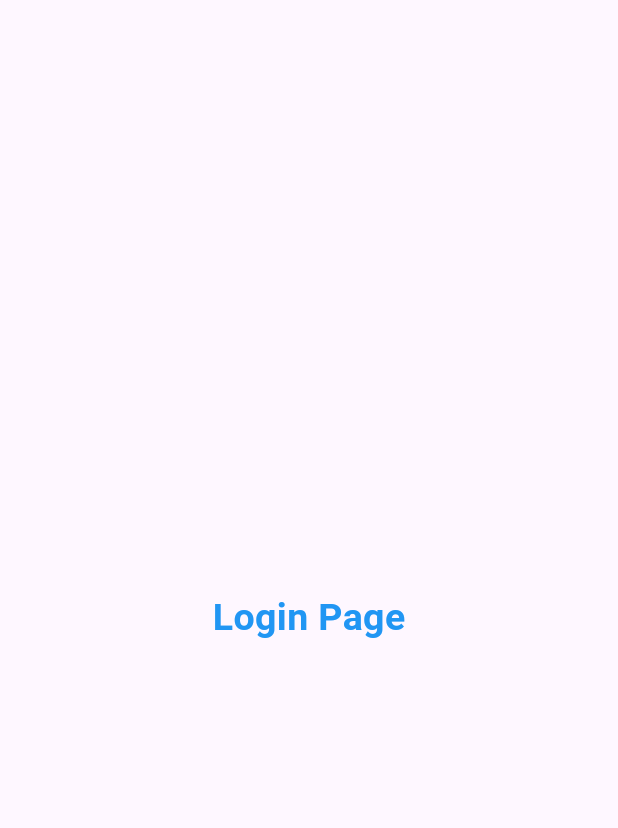
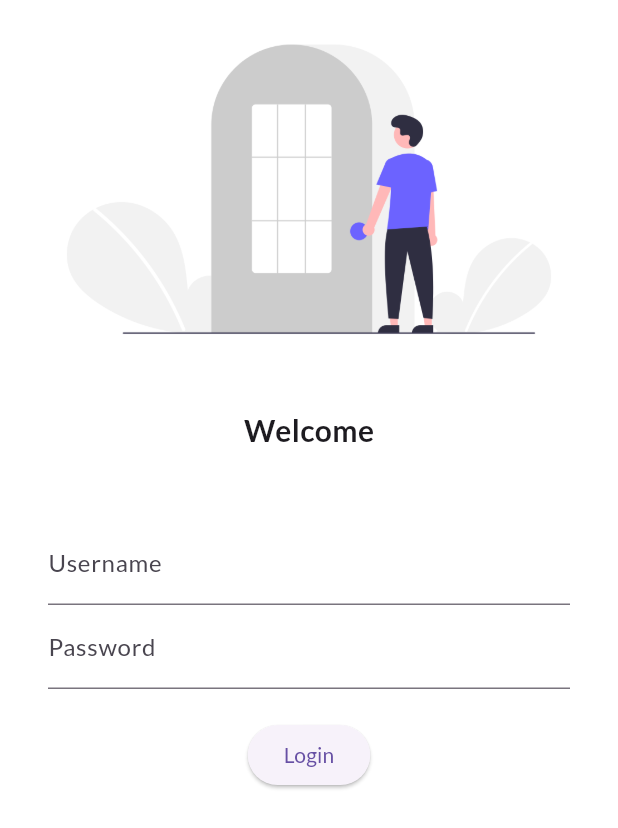
Before and after one commit to anshwastaken/10DaysFlutter, a Flutter app: the screen it shows after launch, on a phone screen of 412 x 824 dp. Shown: the top 828 px of the screen. Run offline on Flutter 3.47's test engine with Material 3 defaults, Android fonts, the phone set to English and light mode, and no system bars; our stand-ins replace google_fonts.

Commit message:
Day 3 done

```diff
--- a/lib/home_page.dart
+++ b/lib/home_page.dart
@@ -6,13 +6,13 @@ class HomePage extends StatelessWidget {
   @override
   Widget build(BuildContext context) {
     return Scaffold(
-      appBar: AppBar(title: Text("Catalog App"),),
+      appBar: AppBar(title: const Text("Catalog App"),),
         body: Center(
           child: Container(
-            child: Text("Welcome to Ansh Learning Flutter"),
+            child: const Text("Welcome to Ansh Learning Flutter"),
           ),
         ),
-        drawer: Drawer(),
+        drawer: const Drawer(),
       );
   }
 }
--- a/lib/login_page.dart
+++ b/lib/login_page.dart
@@ -1,4 +1,5 @@
 import 'package:flutter/material.dart';
+import 'package:flutter_learning/utils/routes.dart';
 
 class LoginPage extends StatelessWidget {
   const LoginPage({super.key});
@@ -6,14 +7,55 @@ class LoginPage extends StatelessWidget {
   @override
   Widget build(BuildContext context) {
     return Material(
-      child: Center(
-        child: Text("Login Page",style: TextStyle(
-          fontSize: 25,
-          fontWeight: FontWeight.bold,
-          color: Colors.blue
-        ),
-        ),
-      ),
-    );
+        color: Colors.white,
+        child: SingleChildScrollView(
+          child: Column(
+            children: [
+              Image.asset(
+                "assets/images/Loginn.png",
+                fit: BoxFit.cover,
+              ),
+              const SizedBox(
+                height: 20,
+              ),
+              const Text(
+                "Welcome",
+                style: TextStyle(fontWeight: FontWeight.bold, fontSize: 20),
+              ),
+              const SizedBox(
+                height: 30,
+              ),
+              Padding(
+                padding:
+                    const EdgeInsets.symmetric(vertical: 16.0, horizontal: 32.0),
+                child: Column(
+                  children: [
+                    TextFormField(
+                      decoration: const InputDecoration(
+                          hintText: "Enter Username", labelText: "Username"),
+                    ),
+                    TextFormField(
+                      obscureText: true,
+                      decoration: const InputDecoration(
+                        hintText: "Enter Password",
+                        labelText: "Password",
+                      ),
+                    ),
+                    SizedBox(
+                      height: 20,
+                    ),
+                    ElevatedButton(
+                      child: Text("Login"),
+                      style: TextButton.styleFrom(maximumSize: Size(135, 40)),
+                      onPressed: () {
+                        Navigator.pushNamed(context, Myroutes.homeRoute);
+                      },
+                    )
+                  ],
+                ),
+              )
+            ],
+          ),
+        ));
   }
 }
--- a/lib/main.dart
+++ b/lib/main.dart
@@ -1,6 +1,8 @@
 import 'package:flutter/material.dart';
 import 'package:flutter_learning/home_page.dart';
 import 'package:flutter_learning/login_page.dart';
+import 'package:flutter_learning/utils/routes.dart';
+import 'package:google_fonts/google_fonts.dart';
 
 void main() {
   runApp(const MyApp());
@@ -14,11 +16,14 @@ class MyApp extends StatelessWidget {
     return MaterialApp(
       debugShowCheckedModeBanner: false,
       themeMode: ThemeMode.light,
-      theme: ThemeData(primarySwatch: Colors.deepPurple),
+      theme: ThemeData(primarySwatch: Colors.deepPurple,
+      fontFamily: GoogleFonts.lato().fontFamily,),
       darkTheme: ThemeData(brightness: Brightness.dark),
+      initialRoute: "/",
       routes:{
-        "/" :(context) => LoginPage(),
-        "/login":(context) => HomePage()
+        "/" : (context) => LoginPage(),
+        Myroutes.loginRoute :(context) => LoginPage(),
+        Myroutes.homeRoute:(context) => HomePage()
       },
     );
   }
--- /dev/null
+++ b/lib/utils/routes.dart
@@ -0,0 +1,4 @@
+class Myroutes {
+  static String homeRoute = "/home";
+  static String loginRoute = "/login";
+}
--- a/pubspec.yaml
+++ b/pubspec.yaml
@@ -35,6 +35,7 @@ dependencies:
   # The following adds the Cupertino Icons font to your application.
   # Use with the CupertinoIcons class for iOS style icons.
   cupertino_icons: ^1.0.6
+  google_fonts: ^6.2.1
 
 dev_dependencies:
   flutter_test:
@@ -59,8 +60,8 @@ flutter:
   uses-material-design: true
 
   # To add assets to your application, add an assets section, like this:
-  # assets:
-  #   - images/a_dot_burr.jpeg
+  assets:
+    - assets/images/
   #   - images/a_dot_ham.jpeg
 
   # An image asset can refer to one or more resolution-specific "variants", see
```
Also changed, not shown: assets/images/Loginn.png (added), pubspec.lock, 1 other file.
